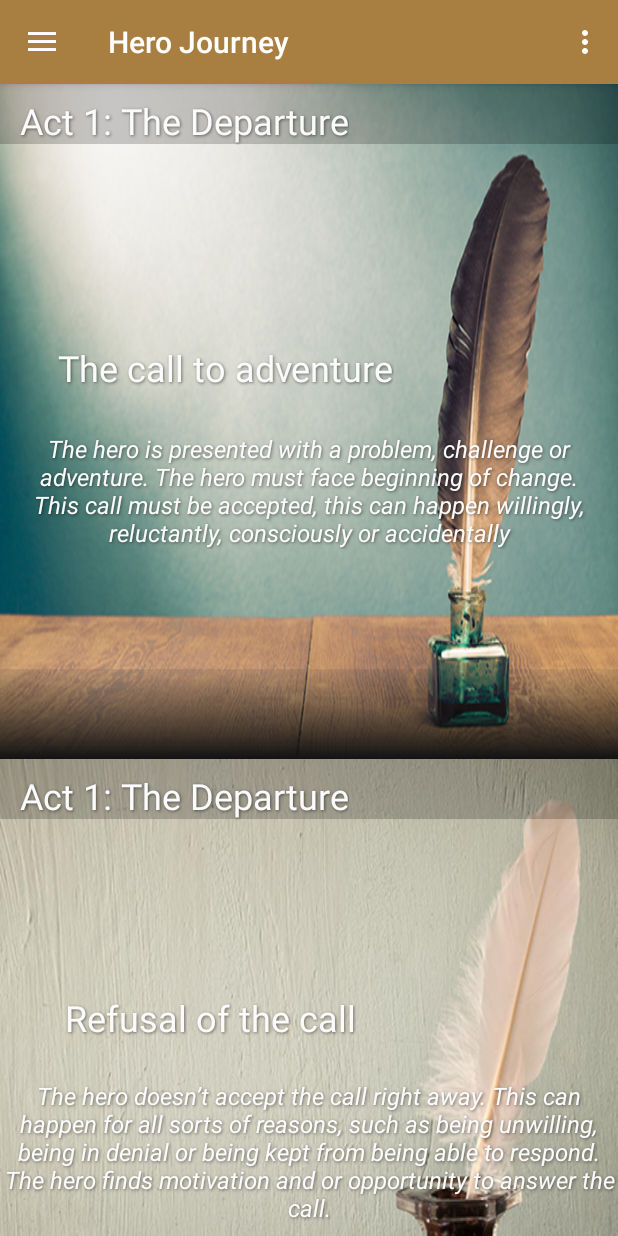
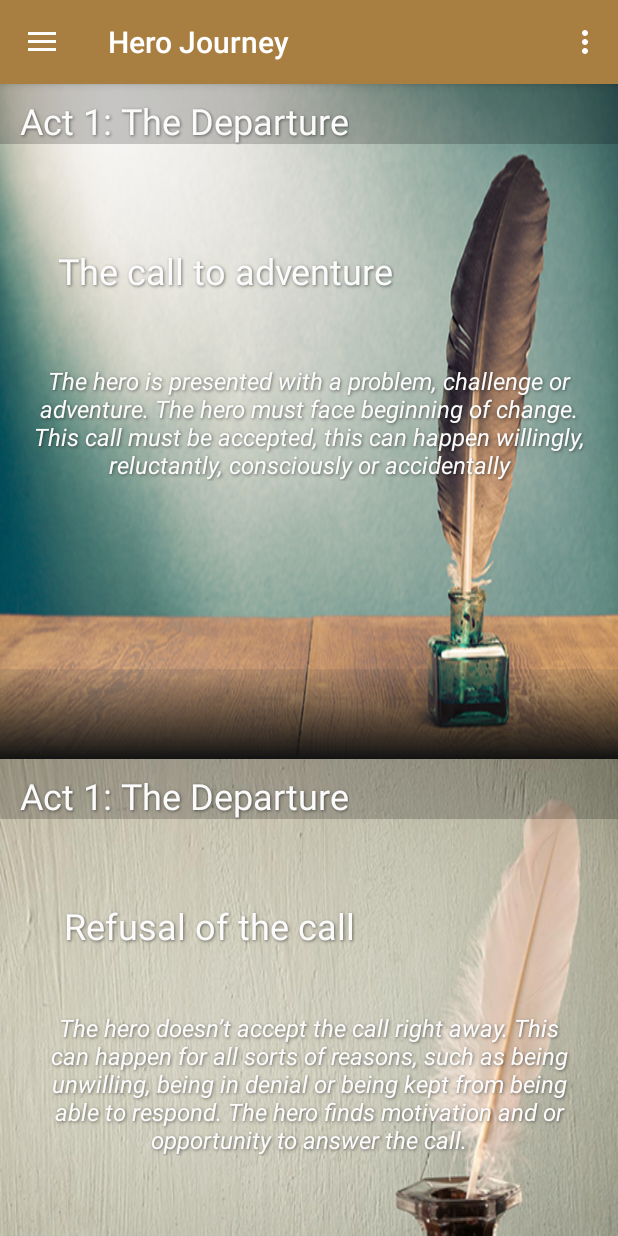
Before and after one commit to rubendarioramirez/PlotGenerator, an Android app: the screen it shows after launch (MainActivity), in the side drawer, after a tap on "The hero journey", on a phone screen of 412 x 824 dp. Run offline under Robolectric (Android 15) with nearby library versions, the phone set to English and light mode, and no system bars; our stand-ins replace AdMob, Firebase (no records; nobody signed in at launch, a user with empty details on screens opened directly).

Commit message:
Addes Hero Journey. Block rotation Fixed margins

```diff
--- a/app/src/main/AndroidManifest.xml
+++ b/app/src/main/AndroidManifest.xml
@@ -12,7 +12,9 @@
         <activity
             android:name=".MainActivity"
             android:label="@string/app_name"
+            android:screenOrientation="portrait"
             android:theme="@style/AppTheme.NoActionBar">
+
             <intent-filter>
                 <action android:name="android.intent.action.MAIN" />
 
--- a/app/src/main/res/layout/hero_jouney_card_item.xml
+++ b/app/src/main/res/layout/hero_jouney_card_item.xml
@@ -89,10 +89,10 @@
         app:layout_constraintLeft_toLeftOf="parent"
         android:layout_marginRight="16dp"
         app:layout_constraintRight_toRightOf="parent"
-        app:layout_constraintHorizontal_bias="0.147"
+        app:layout_constraintHorizontal_bias="0.145"
         android:layout_marginBottom="8dp"
         app:layout_constraintBottom_toTopOf="@+id/hero_journey_card_desc"
-        app:layout_constraintVertical_bias="0.898"
+        app:layout_constraintVertical_bias="0.727"
         android:layout_marginStart="16dp"
         android:layout_marginEnd="16dp" />
 
@@ -100,9 +100,11 @@
         android:id="@+id/hero_journey_card_desc"
         android:layout_width="wrap_content"
         android:layout_height="wrap_content"
-        android:layout_marginBottom="80dp"
+        android:layout_marginBottom="125dp"
         android:layout_marginLeft="16dp"
         android:layout_marginRight="16dp"
+        android:paddingRight="16dp"
+        android:paddingLeft="16dp"
         android:shadowColor="@color/text_shadow"
         android:shadowDx="1"
         android:shadowDy="1"
@@ -118,7 +120,7 @@
         tools:layout_constraintBottom_creator="1"
         tools:layout_constraintLeft_creator="1"
         tools:layout_constraintRight_creator="1"
-        app:layout_constraintHorizontal_bias="0.503"
+        app:layout_constraintHorizontal_bias="0.502"
         android:layout_marginStart="16dp"
         android:layout_marginEnd="16dp" />
 
--- a/app/src/main/res/values/strings.xml
+++ b/app/src/main/res/values/strings.xml
@@ -21,7 +21,7 @@
     <string name="home_title">Your writing\n companion</string>
     <string name="home_tab">Home</string>
     <string name="home_header">Focus on writing...</string>
-    <string name="home_desc">If you love to write, then you\'re in the right place.\nI made this app because I also love writing as well but I know the struggle of being block, being lost or just losing focus.\nActually, I did this app for me but I believe it can also help you.\nThere are two things at the moment that you may find interesting.\n\nTriggers, whenever you\'re lost or you don\'t know how to start or how to continue, check them out. \nA simple sentence that will let your imagination fly away. And don\'t worry I\'ll post new ones weekly.\n\nThe Hero Journey. If you didn\'t read it, go running to get it! That\'s Joseph Campbell legacy for writers. \nHowever if you did read it and you want a refreshment, or you just want to go to the meat, check out The Hero Journey section, it contains all you have to know for your hero and it\'s journey.\n\nHave a great writing!</string>
+    <string name="home_desc">If you love to write, then you\'re in the right place.\nI made this app because I also love writing as well but I know the struggle with writer\'s block, being lost or just losing focus.\nActually, I did this app for me but I believe it can also help you.\nThere are two things at the moment that you may find interesting.\n\nTriggers, whenever you\'re lost or you don\'t know how to start or how to continue, check them out. \nA simple sentence that will let your imagination fly away. And don\'t worry I\'ll post new ones weekly.\n\nThe Hero Journey. If you didn\'t read it, go running to get it! That\'s Joseph Campbell legacy for writers. \nHowever if you did read it and you want a refreshment, or you just want to go to the meat, check out The Hero Journey section, it contains all you have to know for your hero and it\'s journey.\n\nHave a great writing!</string>
 
     <!--Journey Strings-->
     <string name="hero_journey_tab">The hero journey</string>
```
Also changed, not shown: 1 other file.
